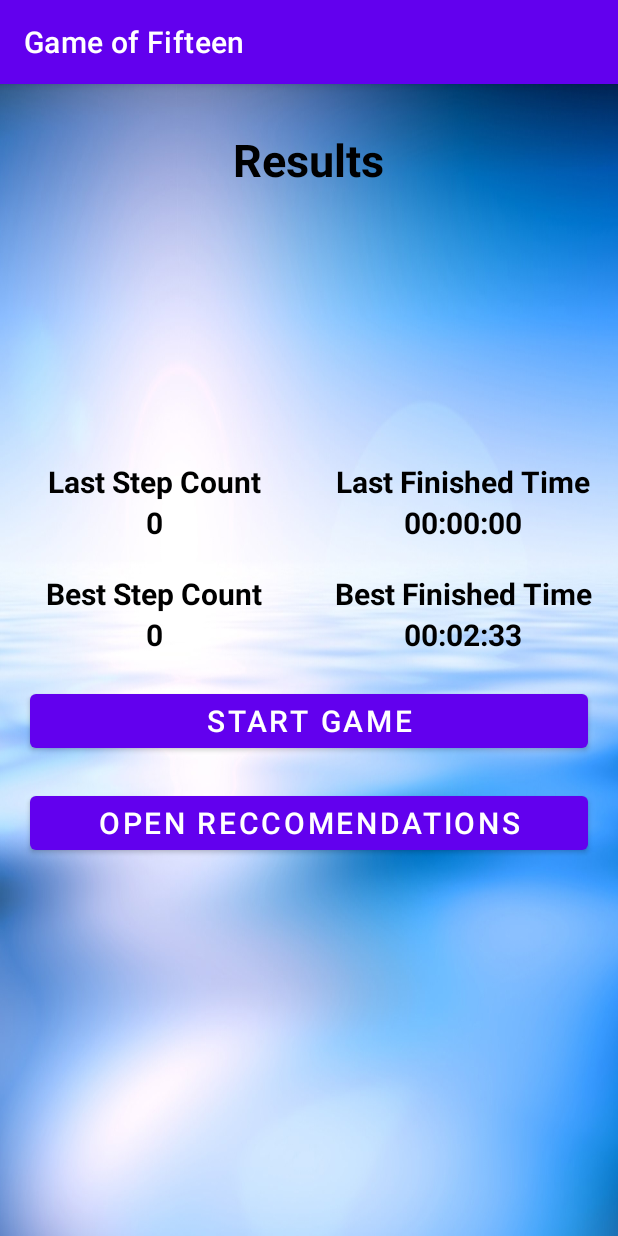
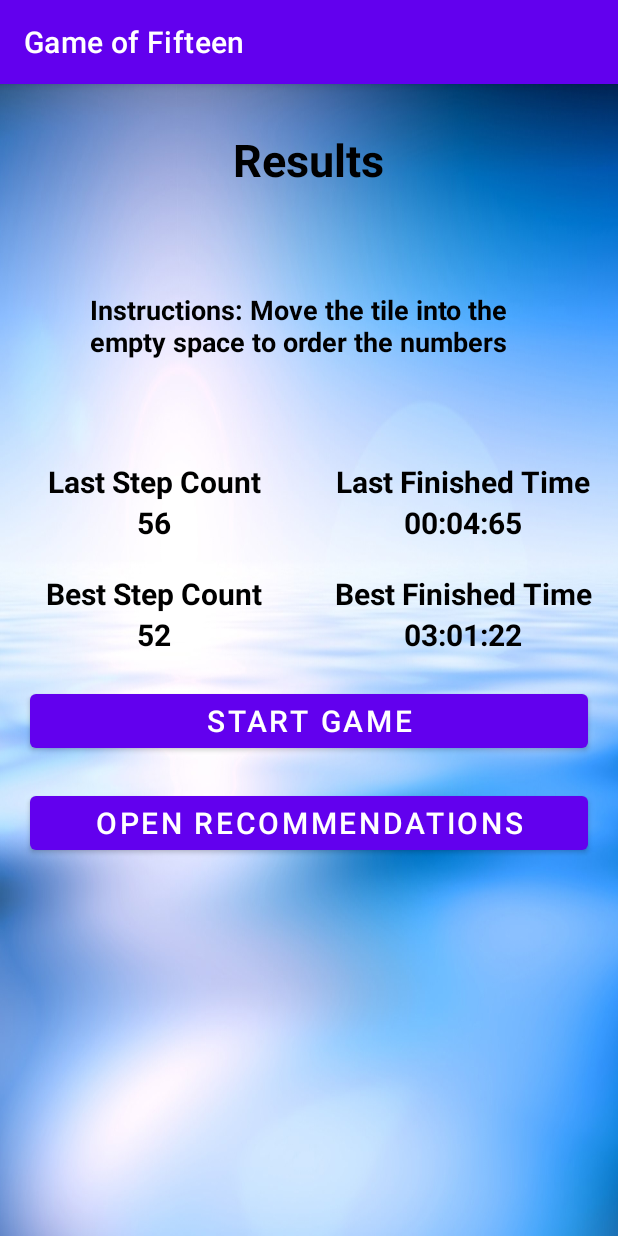
Before and after one commit to Fakhirah00/FinalGame, an Android app: the screen it shows after launch (MainActivity), on a phone screen of 412 x 824 dp. Run offline under Robolectric (Android 15) with nearby library versions, the light colour scheme and no system bars.

Commit message:
Final Commit

```diff
--- a/app/src/main/java/com/example/gameoffifteen/MainActivity.java
+++ b/app/src/main/java/com/example/gameoffifteen/MainActivity.java
@@ -3,6 +3,7 @@ package com.example.gameoffifteen;
 import androidx.annotation.Nullable;
 import androidx.appcompat.app.AppCompatActivity;
 
+import android.annotation.SuppressLint;
 import android.content.Intent;
 import android.os.Bundle;
 import android.view.View;
@@ -18,7 +19,6 @@ public class MainActivity extends AppCompatActivity {
     private TextView textBestTime;
     private MyBase myBase;
 
-    private Button buttonStartGame;
     private Button button;
 
     @Override
@@ -26,50 +26,47 @@ public class MainActivity extends AppCompatActivity {
         super.onCreate(savedInstanceState);
         setContentView(R.layout.activity_main);
 
-        buttonStartGame = findViewById(R.id.button_start_game);
+        Button buttonStartGame = findViewById(R.id.button_start_game);
         textLastStep = findViewById(R.id.text_last_step);
         textBestStep = findViewById(R.id.text_best_step);
         textLastTime = findViewById(R.id.text_last_time);
-        textBestStep = findViewById(R.id.text_best_step);
+        textBestTime= findViewById(R.id.text_best_time);
 
         myBase = new MyBase(this);
 
-        loadData();
+//        loadData();
 
         buttonStartGame.setOnClickListener(view ->{
                     startActivityForResult(new Intent(MainActivity.this,GameActivity.class),REQUEST_CODE);
 
 
           button= (Button) findViewById(R.id.button);
-          button.setOnClickListener(new View.OnClickListener() {
-              @Override
-              public void onClick(View view) {
-                  openActivity2();
-              }
-          });
+          button.setOnClickListener(view1 -> openActivity2());
 
         });
 
     }
-
-    private void loadData(){
-        textLastStep.setText(String.valueOf(myBase.getLastStep()));
-        textBestStep.setText(String.valueOf(myBase.getBestStep()));
-
-        int lastTime = myBase.getLastTime();
-        int lastSecond = lastTime % 60;
-        int lastHour =lastTime/3600;
-        int lastMinute = (lastTime-lastHour*3600)/60;
-        textLastTime.setText(String.format("%02d:%02d:%02d", lastHour,lastMinute,lastSecond));
-
-        //int bestTime = myBase.getBestTime();
-        //int bestSecond = bestTime % 60;
-        //int bestHour =bestTime/3600;
-        //int bestMinute = (bestTime-bestHour*3600)/60;
-        //textBestTime.setText(String.format("%02d:%02d:%02d", bestHour,bestMinute,bestSecond));
-    }
+            //Test Code
+//    @SuppressLint("DefaultLocale")
+//    private void loadData(){
+//        textLastStep.setText(String.valueOf(myBase.getLastStep()));
+//        textBestStep.setText(String.valueOf(myBase.getBestStep()));
+//
+//        int lastTime = myBase.getLastTime();
+//        int lastSecond = lastTime % 60;
+//        int lastHour =lastTime/3600;
+//        int lastMinute = (lastTime-lastHour*3600)/60;
+//        textLastTime.setText(String.format("%02d:%02d:%02d", lastHour,lastMinute,lastSecond));
+//
+//        int bestTime = myBase.getBestTime();
+//        int bestSecond = bestTime % 60;
+//        int bestHour =bestTime/3600;
+//        int bestMinute = (bestTime-bestHour*3600)/60;
+//        textBestTime.setText(String.format("%02d:%02d:%02d", bestHour,bestMinute,bestSecond));
+//    }
 
 
+    @SuppressLint("DefaultLocale")
     @Override
     protected void onActivityResult(int requestCode, int resultCode, @Nullable Intent data) {
         super.onActivityResult(requestCode, resultCode, data);
@@ -84,11 +81,11 @@ public class MainActivity extends AppCompatActivity {
             int lastMinute = (lastTime-lastHour*3600)/60;
             textLastTime.setText(String.format("%02d:%02d:%02d", lastHour,lastMinute,lastSecond));
 
-           //int bestTime = myBase.getBestTime();
-            //int bestSecond = bestTime % 60;
-            //int bestHour =bestTime/3600;
-            //int bestMinute = (bestTime-bestHour*3600)/60;
-            //textBestTime.setText(String.format("%02d:%02d:%02d", bestHour,bestMinute,bestSecond));
+            int bestTime = myBase.getBestTime();
+            int bestSecond = bestTime % 60;
+            int bestHour =bestTime/3600;
+            int bestMinute = (bestTime-bestHour*3600)/60;
+            textBestTime.setText(String.format("%02d:%02d:%02d", bestHour,bestMinute,bestSecond));
         }
     }
 
--- a/app/src/main/res/layout/activity_main.xml
+++ b/app/src/main/res/layout/activity_main.xml
@@ -11,13 +11,27 @@
         android:layout_width="wrap_content"
         android:layout_height="match_parent"
         android:text="@string/results_string"
+        android:id="@+id/Results"
         android:paddingTop="30sp"
         android:textSize="30sp"
         android:textStyle="bold"
         android:textColor="@color/black"
         android:layout_gravity="center"/>
 
-        <LinearLayout
+    <TextView
+        android:id="@+id/Instructions"
+        android:layout_width="wrap_content"
+        android:layout_height="492dp"
+        android:layout_below="@id/Results"
+        android:layout_gravity="center"
+        android:paddingLeft="60dp"
+        android:paddingRight="50dp"
+        android:text="Instructions: Move the tile into the empty space to order the numbers"
+        android:textColor="@color/black"
+        android:textSize="18sp"
+        android:textStyle="bold" />
+
+    <LinearLayout
             android:layout_gravity="center"
             android:orientation="vertical"
             android:layout_width="match_parent"
@@ -61,6 +75,7 @@
                 android:layout_weight="1"
                 android:layout_width="0dp"
                 android:layout_height="wrap_content"
+                android:text="56"
                 android:textStyle="bold"
                 android:textSize="20sp"/>
 
@@ -70,7 +85,7 @@
                 android:layout_weight="1"
                 android:layout_width="0dp"
                 android:layout_height="wrap_content"
-                android:text="@string/_00_01_34"
+                android:text="00:04:65"
                 android:textColor="@color/black"
                 android:textStyle="bold"
                 android:textSize="20sp"/>
@@ -112,7 +127,7 @@
 
                 <TextView
                     android:id="@+id/text_best_step"
-                    android:text="@string/_58"
+                    android:text="52"
                     android:textStyle="bold"
                     android:textSize="20sp"
                     android:gravity="center"
@@ -123,7 +138,7 @@
 
                 <TextView
                     android:id="@+id/text_best_time"
-                    android:text="@string/_00_02_33"
+                    android:text="03:01:22"
                     android:textStyle="bold"
                     android:textSize="20sp"
                     android:gravity="center"
@@ -145,13 +160,15 @@
 
             <Button
                 android:layout_marginTop="20dp"
-                android:text="@string/open_reccomendations"
+                android:text="open recommendations"
                 android:textSize="20sp"
                 android:layout_marginHorizontal="20dp"
                 android:id="@+id/button"
                 android:layout_width="match_parent"
                 android:layout_height="wrap_content"/>
 
-        </LinearLayout>
+    </LinearLayout>
+
+
 
 </FrameLayout>
```
Also changed, not shown: app/src/main/AndroidManifest.xml (+12 -3 lines), app/src/main/java/com/example/gameoffifteen/MainActivity2.java (+17 -1 lines), app/src/main/java/com/example/gameoffifteen/MainActivity3.java (added, +14 -0 lines), app/src/main/java/com/example/gameoffifteen/MainActivity4.java (added, +42 -0 lines), app/src/main/res/layout/activity_game.xml (+0 -7 lines), app/src/main/res/layout/activity_main2.xml (+22 -6 lines), app/src/main/res/layout/activity_main3.xml (added, +84 -0 lines), app/src/main/res/layout/activity_main4.xml (added, +28 -0 lines), app/src/main/res/layout/activity_quotes_page.xml (added, +29 -0 lines), app/src/main/res/drawable/happy.jpg (added), app/src/main/res/drawable/img.png (added), app/src/main/res/drawable/img_2.png (added), app/src/main/res/drawable/light.jpg (added), app/src/main/res/drawable/music.jpg (added), 1 more files, 2 other files.
